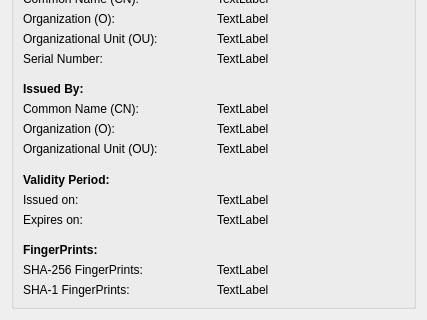
This is src/sslinfo.ui in KDE/rekonq as Qt 5 draws it before an edit; both pictures show x 0 to 427 and y 161 to 481 of the 427 by 481 pixel window. The edited form follows.
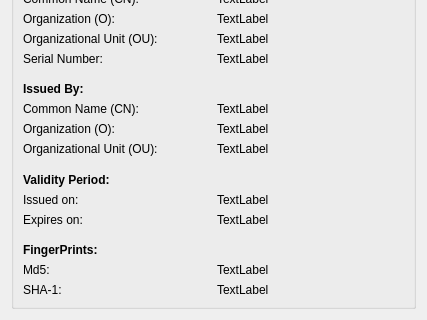
This is the edited form.

Commit message: Md5 is NOT sha256...

What changed in the file:
```diff
--- a/src/sslinfo.ui
+++ b/src/sslinfo.ui
@@ -307,7 +307,7 @@
         <item row="0" column="0">
          <widget class="QLabel" name="label_36">
           <property name="text">
-           <string>SHA-256 FingerPrints:</string>
+           <string>Md5:</string>
           </property>
          </widget>
         </item>
@@ -321,7 +321,7 @@
         <item row="1" column="0">
          <widget class="QLabel" name="label_38">
           <property name="text">
-           <string>SHA-1 FingerPrints:</string>
+           <string>SHA-1:</string>
           </property>
          </widget>
         </item>
```
Left out of the diff: 2 changed lines with no effect on the pictures. The commit also changes 1 other file.
